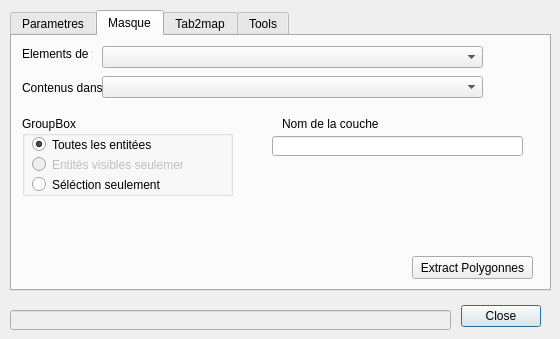
The window that suivi_avis_dialog_base.ui (olivierh65/SuiviAvis) describes before a commit, drawn with Qt 5.
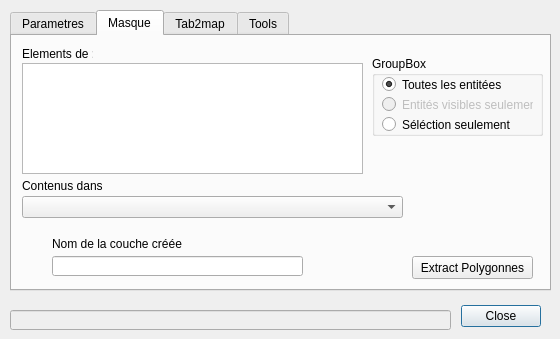
The same window after the commit. The open tabs and pages were chosen to show the change. Custom widgets are drawn as their Qt base class.

Commit message:
Plusieurs couches vecteur
Permet de selectioner plusieurs couches vecteur de traces

What changed in the file:
```diff
--- a/suivi_avis_dialog_base.ui
+++ b/suivi_avis_dialog_base.ui
@@ -287,8 +287,8 @@
        <widget class="QComboBox" name="MasqueListeCouches">
         <property name="geometry">
          <rect>
-          <x>90</x>
-          <y>40</y>
+          <x>10</x>
+          <y>160</y>
           <width>381</width>
           <height>22</height>
          </rect>
@@ -298,7 +298,7 @@
         <property name="geometry">
          <rect>
           <x>10</x>
-          <y>42</y>
+          <y>140</y>
           <width>81</width>
           <height>20</height>
          </rect>
@@ -320,22 +320,12 @@
          <string>Elements de :</string>
         </property>
        </widget>
-       <widget class="QComboBox" name="MasqueLignePoint">
-        <property name="geometry">
-         <rect>
-          <x>90</x>
-          <y>10</y>
-          <width>381</width>
-          <height>22</height>
-         </rect>
-        </property>
-       </widget>
        <widget class="QGroupBox" name="limiteEntites">
         <property name="geometry">
          <rect>
-          <x>10</x>
-          <y>80</y>
-          <width>211</width>
+          <x>360</x>
+          <y>20</y>
+          <width>171</width>
           <height>80</height>
          </rect>
         </property>
@@ -391,21 +381,21 @@
        <widget class="QLabel" name="label_3">
         <property name="geometry">
          <rect>
-          <x>270</x>
-          <y>80</y>
-          <width>101</width>
+          <x>40</x>
+          <y>200</y>
+          <width>131</width>
           <height>16</height>
          </rect>
         </property>
         <property name="text">
-         <string>Nom de la couche :</string>
+         <string>Nom de la couche créée :</string>
         </property>
        </widget>
        <widget class="QLineEdit" name="MasqueNomCouche">
         <property name="geometry">
          <rect>
-          <x>260</x>
-          <y>100</y>
+          <x>40</x>
+          <y>220</y>
           <width>251</width>
           <height>20</height>
          </rect>
@@ -414,6 +404,16 @@
          <string/>
         </property>
        </widget>
+       <widget class="QListWidget" name="MasqueLignePoint">
+        <property name="geometry">
+         <rect>
+          <x>10</x>
+          <y>27</y>
+          <width>341</width>
+          <height>111</height>
+         </rect>
+        </property>
+       </widget>
       </widget>
       <widget class="QWidget" name="Tab2Map">
        <attribute name="title">
```
Left out of the diff: 2 changed lines with no effect on the pictures. The commit also changes 3 other files.
